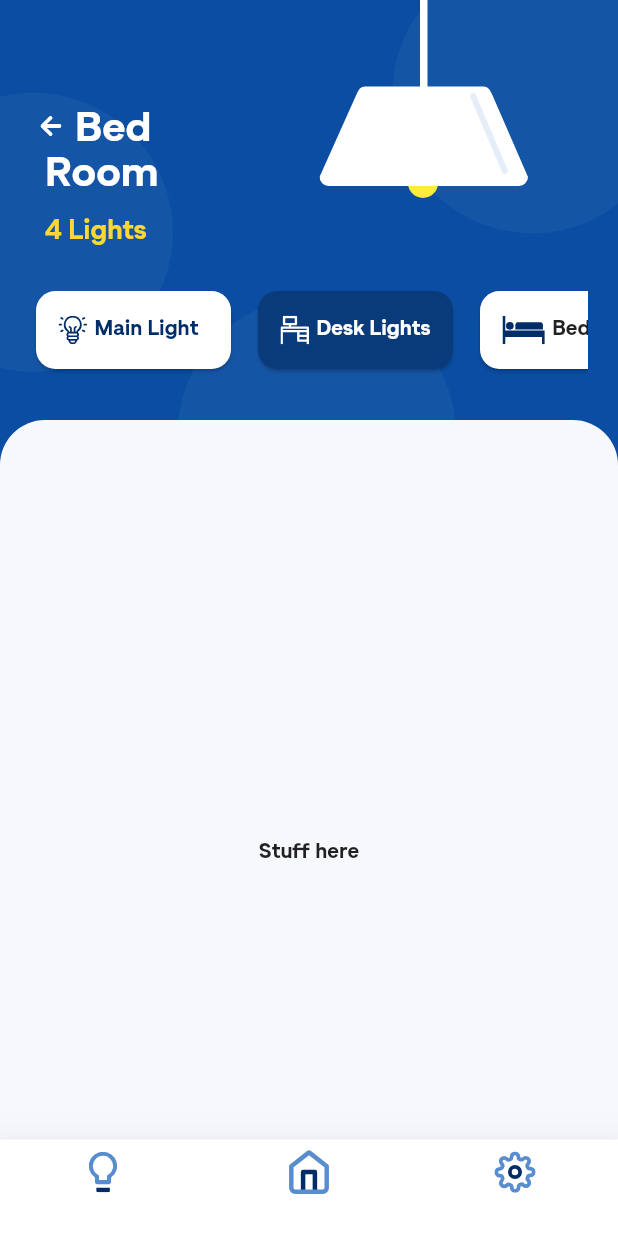
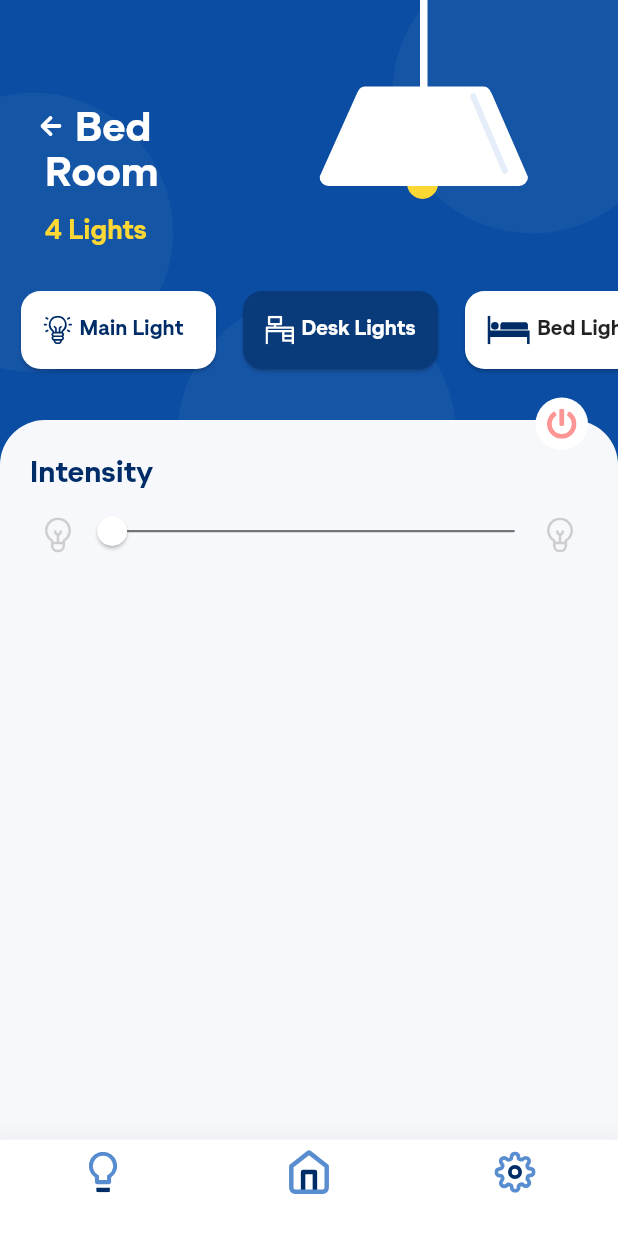
Before and after one commit to CodeSadhu/FolkDev-Assignment, a Flutter app: the BedRoom screen opened directly, on a phone screen of 412 x 824 dp. Shown: the top 1233 px of the screen. Run offline on Flutter 3.47's test engine with Material 2 defaults, Android fonts, the phone set to English and light mode, and no system bars; our stand-ins replace flutter_svg.

Commit message:
Slider done

```diff
--- a/lib/screens/bed-room.dart
+++ b/lib/screens/bed-room.dart
@@ -8,6 +8,12 @@ class BedRoom extends StatefulWidget {
 }
 
 class _BedRoomState extends State<BedRoom> {
+
+  double _sliderValue = 0.0;
+  bool lightBulb = false;
+  int yellowBrightness = 900;
+  bool lampBright = false;
+
   @override
   Widget build(BuildContext context) {
     return Scaffold(
@@ -77,10 +83,11 @@ class _BedRoomState extends State<BedRoom> {
               right: 120.0,
               top: 112.0,
               child: Container(
-                height: 20.0,
-                width: 20.0,
+                height: SizeConfig.blockSizeVertical * 2.5,
+                width: SizeConfig.blockSizeHorizontal * 5,
                 decoration: BoxDecoration(
-                  color: Colors.yellow,
+                  // color: lampBright ? Colors.yellow[yellowBrightness] : appBackgroundColor,
+                  color: Colors.yellow[600],
                   shape: BoxShape.circle
                 ),
               ),
@@ -94,10 +101,11 @@ class _BedRoomState extends State<BedRoom> {
             ),
             Positioned(
               top: 190.0,
-              right: 20.0,
-              left: 20.0,
+              right: 0.0,
+              left: 0.0,
               child: Container(
                 height: 60.0,
+                padding: EdgeInsets.only(left: 10.0),
                 width: SizeConfig.blockSizeHorizontal * 90,
                 child: ListView(
                   scrollDirection: Axis.horizontal,
@@ -179,7 +187,105 @@ class _BedRoomState extends State<BedRoom> {
                 ),
                 height: SizeConfig.blockSizeVertical * 70,
                 width: SizeConfig.blockSizeHorizontal * 100,
-                child: Center(child: Text("Stuff here")),
+                child: Stack(
+                  children: [
+                    Positioned(
+                      top: 20.0,
+                      left: 20.0,
+                      child: Text(
+                        'Intensity',
+                        style: TextStyle(
+                          fontSize: 20.0,
+                          color: darkBlueTheme
+                        )
+                      ),
+                    ),
+                    Positioned(
+                      top: 65.0,
+                      left: 30.0,
+                      child: SvgPicture.asset(
+                        'assets/solution2.svg'
+                      ),
+                    ),
+                    lightBulb ? Positioned(
+                      top: 60.0,
+                      right: 30.0,
+                      child: SvgPicture.asset(
+                        'assets/solution.svg'
+                      ),
+                    ) : Positioned(
+                      top: 65.0,
+                      right: 30.0,
+                      child: SvgPicture.asset(
+                        'assets/solution2.svg'
+                      ),
+                    ),
+                    Positioned(
+                      top: 50.0,
+                      left: 50.0,
+                      child: SliderTheme(
+                        data: SliderThemeData(
+                          thumbColor: Colors.white,
+                          trackHeight: 1.5,
+                          trackShape: RoundedRectSliderTrackShape(),
+                          activeTrackColor: Colors.yellow[600],
+                          minThumbSeparation: 20.0,
+                        ),
+                        child: Container(
+                          width: SizeConfig.blockSizeHorizontal * 77,
+                          child: Slider(
+                            min: 0,
+                            max: 100.0,
+                            value: _sliderValue,
+                            onChanged: (val) {
+                              setState(() {
+                                _sliderValue = val;
+                              });
+                              if (_sliderValue >= 60.0) {
+                                setState(() {
+                                  lightBulb = true;
+                                });
+                              }
+                              else lightBulb = false;
+                              if (_sliderValue >= 30) {
+                                setState(() {
+                                  lampBright = true;
+                                  yellowBrightness -= 100;
+                                });
+                              }
+                              else if (_sliderValue < 30) {
+                                setState(() {
+                                  lampBright = false;
+                                  yellowBrightness += 100;
+                                });
+                              }
+                            },
+                            divisions: 6,
+                            inactiveColor: Colors.grey[600],
+                          ),
+                        ),
+                      ),
+                    ),
+                  ],
+                ),
+              ),
+            ),
+            Positioned(
+              top: 265.0,
+              right: 20.0,
+              child: Container(
+                height: 35.0,
+                width: 35.0,
+                decoration: BoxDecoration(
+                  color: Colors.white,
+                  shape: BoxShape.circle
+                ),
+                child: Center(
+                  child: SvgPicture.asset(
+                    'assets/power-icon.svg',
+                    height: 20.0,
+                  ),
+                ),
               ),
             ),
           ],
--- a/pubspec.yaml
+++ b/pubspec.yaml
@@ -57,8 +57,11 @@ flutter:
     - assets/lamp.svg
     - assets/surface1.svg
     - assets/surface2.svg
+    - assets/solution2.svg
+    - assets/solution.svg
     - assets/bedIcon.svg
     - assets/desk-light.svg
+    - assets/power-icon.svg
   #   - images/a_dot_ham.jpeg
   # An image asset can refer to one or more resolution-specific "variants", see
   # https://flutter.dev/assets-and-images/#resolution-aware.
```
Also changed, not shown: assets/power-icon.svg (renamed from assets/Icon awesome-power-off.svg).
